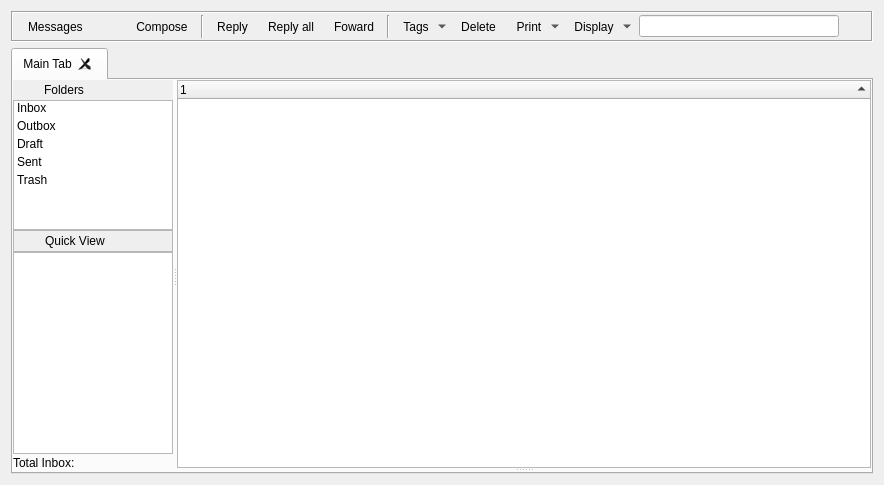
First picture: the form in retroshare-gui/src/gui/MessagesDialog.ui, repository RetroShare/RetroShare, before the edit.
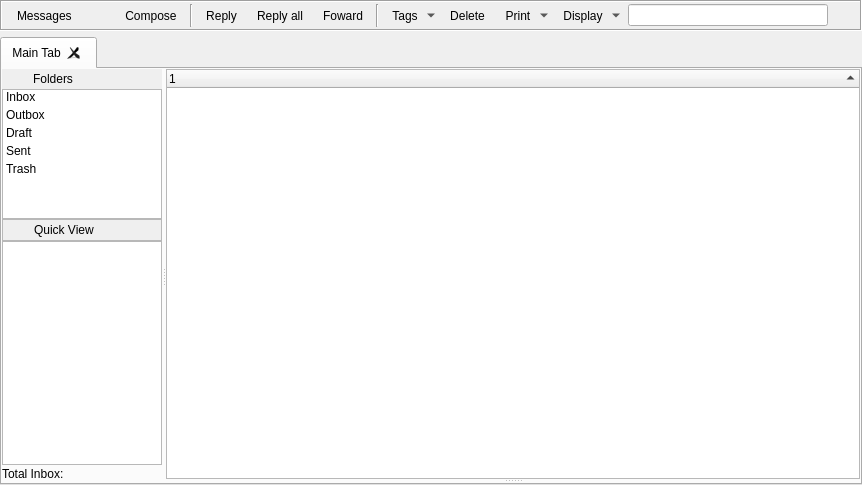
Second picture: the form after the edit. Icons and pictures are not drawn. Custom widgets are drawn as their Qt base class.

```diff
--- a/retroshare-gui/src/gui/MessagesDialog.ui
+++ b/retroshare-gui/src/gui/MessagesDialog.ui
@@ -11,6 +11,18 @@
    </rect>
   </property>
   <layout class="QVBoxLayout" name="verticalLayout">
+   <property name="leftMargin">
+    <number>0</number>
+   </property>
+   <property name="topMargin">
+    <number>0</number>
+   </property>
+   <property name="rightMargin">
+    <number>0</number>
+   </property>
+   <property name="bottomMargin">
+    <number>0</number>
+   </property>
    <item>
     <widget class="QFrame" name="toolBarFrame">
      <property name="sizePolicy">
```
